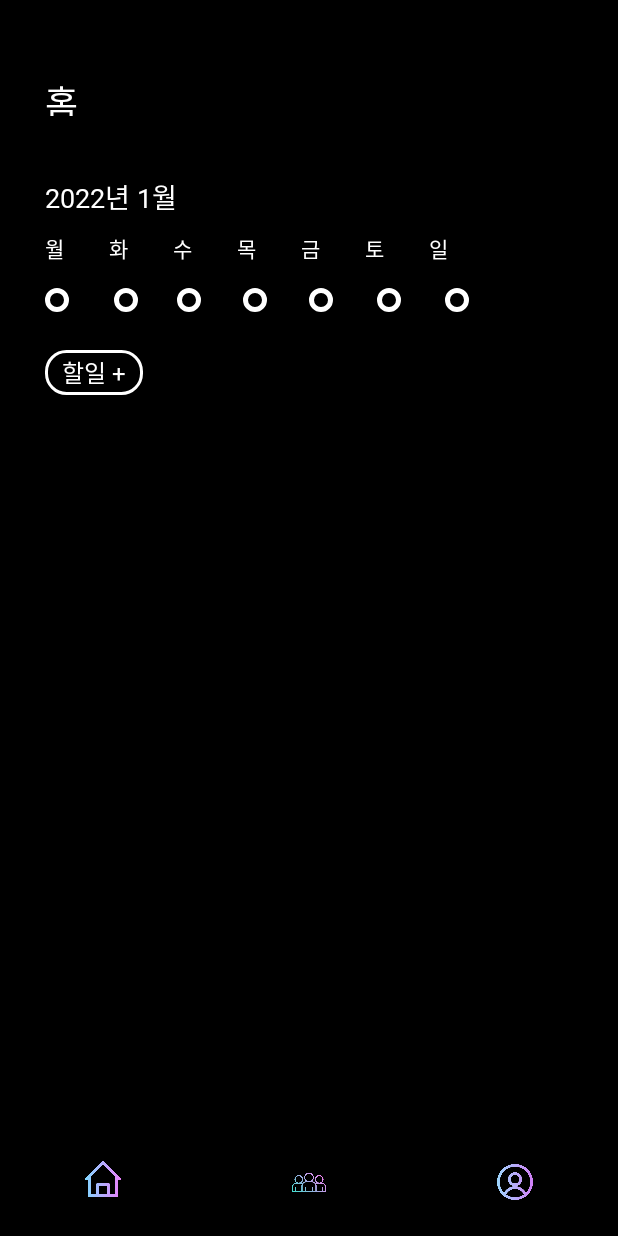
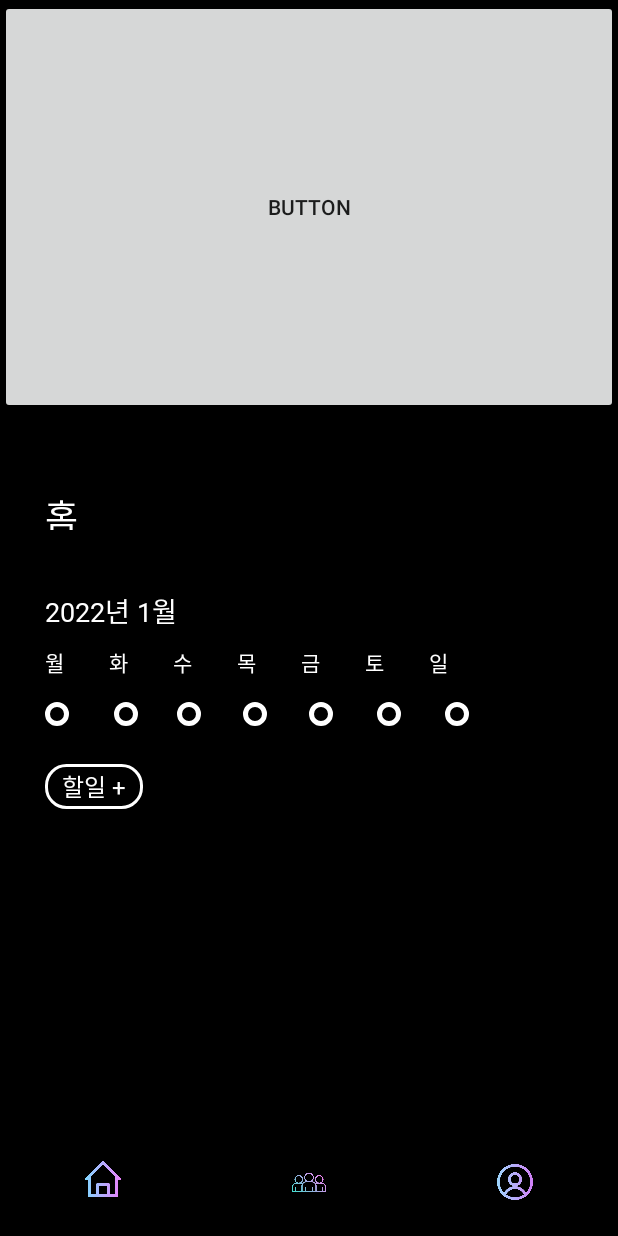
Before and after one commit to taehyun24/Social_TODOLIST, an Android app: the MainActivity screen opened directly, with no data from a screen before it, on a phone screen of 412 x 824 dp. Run offline under Robolectric (Android 15) with nearby library versions, the phone set to English and light mode, and no system bars; our stand-ins replace navigation-ui.

```diff
--- a/app/src/main/res/layout/activity_main.xml
+++ b/app/src/main/res/layout/activity_main.xml
@@ -8,6 +8,13 @@
     android:orientation="vertical"
     tools:context=".MainActivity">
 
+
+    <Button
+        android:id="@+id/button"
+        android:layout_width="match_parent"
+        android:layout_height="wrap_content"
+        android:layout_weight="1"
+        android:text="Button" />
 
     <androidx.viewpager2.widget.ViewPager2
         android:id="@+id/viewpager"
```
